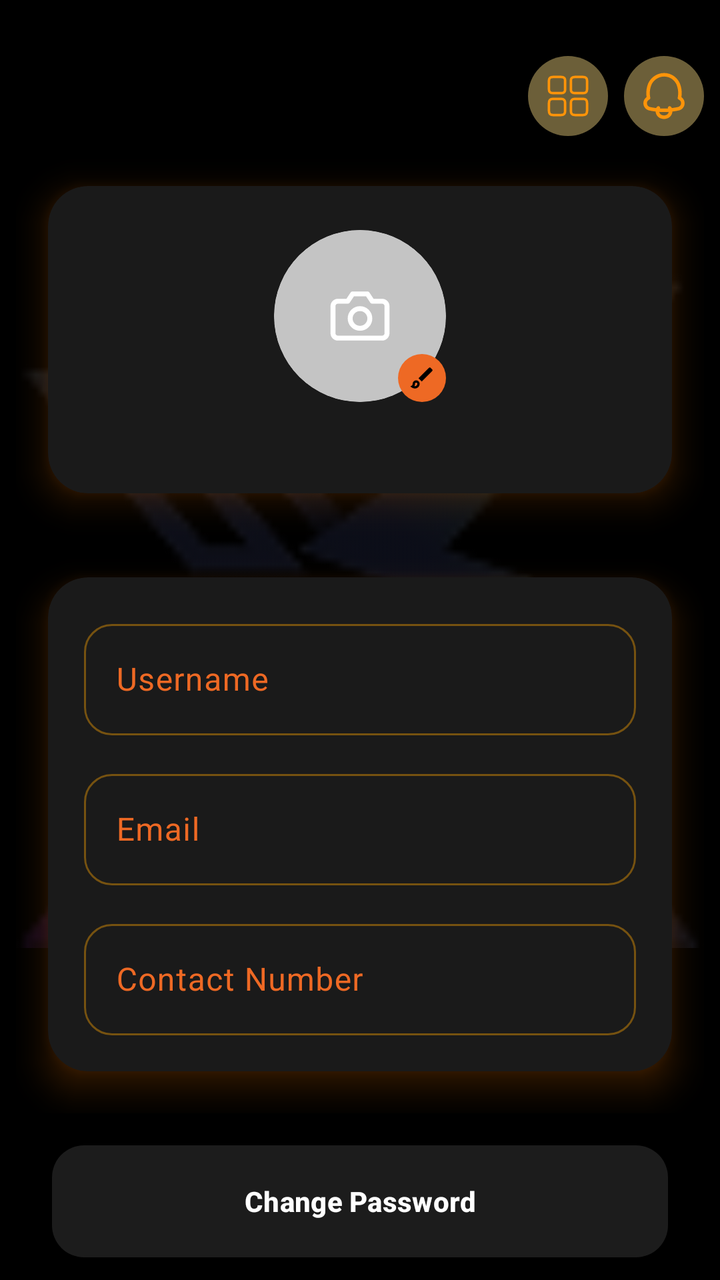
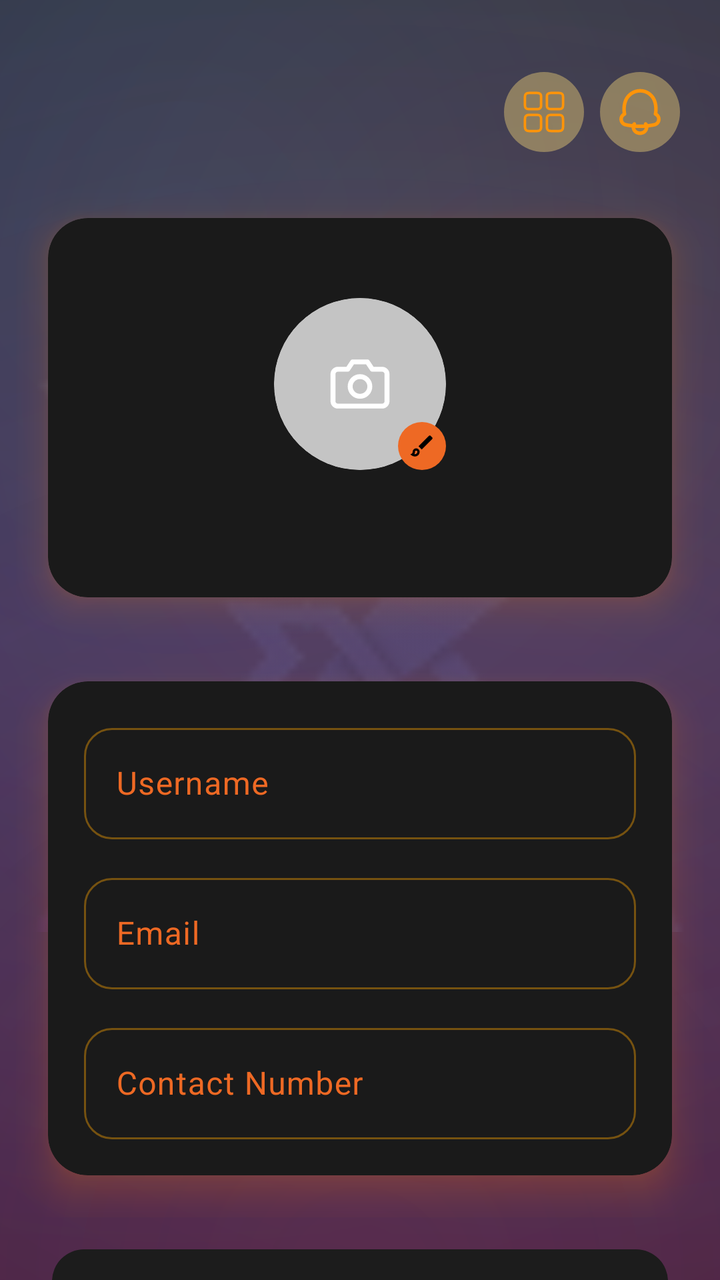

Compare the two renders of this Android layout. The source of the first and the diff that turns it into the second are given below.
<!-- AndroidManifest.xml: application theme Theme.Bitbloom -->
<!-- res/layout/fragment_profile.xml -->
<?xml version="1.0" encoding="utf-8"?>
<androidx.coordinatorlayout.widget.CoordinatorLayout xmlns:android="http://schemas.android.com/apk/res/android"
    xmlns:app="http://schemas.android.com/apk/res-auto"
    android:id="@+id/root"
    android:layout_width="match_parent"
    android:layout_height="match_parent"
    android:background="@color/black">

    <androidx.core.widget.NestedScrollView
        android:id="@+id/scrollContainer"
        android:layout_width="match_parent"
        android:layout_height="match_parent"
        android:fillViewport="true"
        android:scrollbars="none">

        <androidx.constraintlayout.widget.ConstraintLayout
            android:layout_width="match_parent"
            android:layout_height="wrap_content"
            android:paddingTop="24dp"
            android:paddingBottom="24dp">

            
            <androidx.constraintlayout.widget.Guideline
                android:id="@+id/gStart"
                android:layout_width="wrap_content"
                android:layout_height="wrap_content"
                android:orientation="vertical"
                app:layout_constraintGuide_begin="8dp" />

            <androidx.constraintlayout.widget.Guideline
                android:id="@+id/gEnd"
                android:layout_width="wrap_content"
                android:layout_height="wrap_content"
                android:orientation="vertical"
                app:layout_constraintGuide_end="8dp" />

            
            <ImageView
                android:id="@+id/watermark"
                android:layout_width="0dp"
                android:layout_height="560dp"
                android:alpha="0.10"
                android:src="@drawable/logo"
                app:layout_constraintEnd_toEndOf="@id/gEnd"
                app:layout_constraintStart_toStartOf="@id/gStart"
                app:layout_constraintTop_toTopOf="parent" />

            
            <androidx.constraintlayout.widget.ConstraintLayout
                android:id="@+id/topbar"
                android:layout_width="0dp"
                android:layout_height="48dp"
                app:layout_constraintEnd_toEndOf="@id/gEnd"
                app:layout_constraintStart_toStartOf="@id/gStart"
                app:layout_constraintTop_toTopOf="parent">

                <LinearLayout
                    android:id="@+id/actionsRight"
                    android:layout_width="wrap_content"
                    android:layout_height="wrap_content"
                    android:orientation="horizontal"
                    app:layout_constraintBottom_toBottomOf="parent"
                    app:layout_constraintEnd_toEndOf="parent"
                    app:layout_constraintTop_toTopOf="parent">

                    <ImageView
                        android:id="@+id/menu"
                        android:layout_width="40dp"
                        android:layout_height="40dp"
                        android:background="@drawable/ic_window"
                        android:padding="8dp" />

                    <ImageView
                        android:id="@+id/notification_ic"
                        android:layout_width="40dp"
                        android:layout_height="40dp"
                        android:layout_marginStart="8dp"
                        android:background="@drawable/ic_bell"
                        android:padding="8dp" />
                </LinearLayout>
            </androidx.constraintlayout.widget.ConstraintLayout>

            
            <FrameLayout
                android:id="@+id/profileShell"
                android:layout_width="0dp"
                android:layout_height="wrap_content"
                app:layout_constraintEnd_toEndOf="@id/gEnd"
                app:layout_constraintStart_toStartOf="@id/gStart"
                app:layout_constraintTop_toBottomOf="@id/topbar">

                <com.google.android.material.card.MaterialCardView
                    android:id="@+id/profileCard"
                    android:layout_width="match_parent"
                    android:layout_height="wrap_content"
                    android:outlineAmbientShadowColor="#FF7B00"
                    android:outlineSpotShadowColor="#FF7B00"
                    app:cardBackgroundColor="@color/main_card_color"
                    app:cardCornerRadius="20dp"
                    app:cardElevation="10dp"
                    app:cardMaxElevation="10dp"
                    app:cardUseCompatPadding="true"
                    app:strokeColor="@android:color/transparent"
                    app:strokeWidth="0dp">

                    <LinearLayout
                        android:layout_width="match_parent"
                        android:layout_height="wrap_content"
                        android:gravity="center_horizontal"
                        android:orientation="vertical"
                        android:padding="18dp">

                        
                        <RelativeLayout
                            android:layout_width="wrap_content"
                            android:layout_height="wrap_content"
                            android:layout_marginTop="4dp">

                            <ImageView
                                android:id="@+id/ivAvatar"
                                android:layout_width="86dp"
                                android:layout_height="86dp"
                                android:background="@drawable/circle_bg"
                                android:clipToOutline="true"
                                android:scaleType="centerCrop"
                                android:src="@drawable/camera" />

                            <ImageView
                                android:id="@+id/ivEdit"
                                android:layout_width="24dp"
                                android:layout_height="24dp"
                                android:layout_alignEnd="@id/ivAvatar"
                                android:layout_alignBottom="@id/ivAvatar"
                                android:background="@drawable/circle_orange"
                                android:padding="5dp"
                                android:src="@drawable/ic_edit" />
                        </RelativeLayout>

                        <TextView
                            android:id="@+id/tvEmailTop"
                            android:layout_width="wrap_content"
                            android:layout_height="wrap_content"
                            android:layout_marginTop="10dp"
                            android:text=""
                            android:textColor="@color/orange"
                            android:textSize="13sp"
                            android:textStyle="bold" />
                    </LinearLayout>
                </com.google.android.material.card.MaterialCardView>
            </FrameLayout>

            
            <FrameLayout
                android:id="@+id/formShell"
                android:layout_width="0dp"
                android:layout_height="wrap_content"
                app:layout_constraintEnd_toEndOf="@id/gEnd"
                app:layout_constraintStart_toStartOf="@id/gStart"
                app:layout_constraintTop_toBottomOf="@id/profileShell">

                <com.google.android.material.card.MaterialCardView
                    android:id="@+id/formCard"
                    android:layout_width="match_parent"
                    android:layout_height="wrap_content"
                    android:outlineAmbientShadowColor="#FF7B00"
                    android:outlineSpotShadowColor="#FF7B00"
                    app:cardBackgroundColor="@color/main_card_color"
                    app:cardCornerRadius="20dp"
                    app:cardElevation="10dp"
                    app:cardMaxElevation="10dp"
                    app:cardUseCompatPadding="true"
                    app:strokeColor="@android:color/transparent"
                    app:strokeWidth="0dp">

                    <LinearLayout
                        android:layout_width="match_parent"
                        android:layout_height="wrap_content"
                        android:orientation="vertical"
                        android:padding="18dp">

                        
                        <com.google.android.material.textfield.TextInputLayout
                            style="@style/Widget.Bitbloom.TextInput.Profile"
                            android:layout_width="match_parent"
                            android:layout_height="wrap_content"
                            android:layout_marginBottom="14dp"
                            android:hint="@string/fragment_profile_username">

                            <com.google.android.material.textfield.TextInputEditText
                                android:id="@+id/etUsername"
                                android:layout_width="match_parent"
                                android:layout_height="wrap_content"
                                android:inputType="textPersonName"
                                android:textColor="@android:color/white" />
                        </com.google.android.material.textfield.TextInputLayout>

                        
                        <com.google.android.material.textfield.TextInputLayout
                            style="@style/Widget.Bitbloom.TextInput.Profile"
                            android:layout_width="match_parent"
                            android:layout_height="wrap_content"
                            android:layout_marginBottom="14dp"
                            android:hint="@string/fragment_profile_email">

                            <com.google.android.material.textfield.TextInputEditText
                                android:id="@+id/etEmail"
                                android:layout_width="match_parent"
                                android:layout_height="wrap_content"
                                android:inputType="textEmailAddress"
                                android:textColor="@android:color/white" />
                        </com.google.android.material.textfield.TextInputLayout>

                        
                        <com.google.android.material.textfield.TextInputLayout
                            style="@style/Widget.Bitbloom.TextInput.Profile"
                            android:layout_width="match_parent"
                            android:layout_height="wrap_content"
                            android:hint="@string/fragment_profile_contact_number">

                            <com.google.android.material.textfield.TextInputEditText
                                android:id="@+id/etPhone"
                                android:layout_width="match_parent"
                                android:layout_height="wrap_content"
                                android:inputType="phone"
                                android:textColor="@android:color/white" />
                        </com.google.android.material.textfield.TextInputLayout>
                    </LinearLayout>
                </com.google.android.material.card.MaterialCardView>
            </FrameLayout>

            
            <LinearLayout
                android:id="@+id/actionsCol"
                android:layout_width="0dp"
                android:layout_height="wrap_content"
                android:layout_marginTop="16dp"
                android:orientation="vertical"
                app:layout_constraintEnd_toEndOf="@id/gEnd"
                app:layout_constraintStart_toStartOf="@id/gStart"
                app:layout_constraintTop_toBottomOf="@id/formShell">

                <com.google.android.material.button.MaterialButton
                    android:id="@+id/updatePasswordBtn"
                    android:layout_width="match_parent"
                    android:layout_height="56dp"
                    android:layout_marginHorizontal="18dp"
                    android:insetLeft="0dp"
                    android:insetTop="0dp"
                    android:insetRight="0dp"
                    android:insetBottom="0dp"
                    android:text="@string/fragment_profile_change_password"
                    android:textAllCaps="false"
                    android:textColor="@android:color/white"
                    android:textStyle="bold"
                    app:backgroundTint="#1C1C1C"
                    app:cornerRadius="16dp" />

                <View
                    android:layout_width="match_parent"
                    android:layout_height="12dp" />

                <com.google.android.material.button.MaterialButton
                    android:id="@+id/btnUpdate"
                    android:layout_width="match_parent"
                    android:layout_height="56dp"
                    android:layout_marginHorizontal="18dp"
                    android:insetLeft="0dp"
                    android:insetTop="0dp"
                    android:insetRight="0dp"
                    android:insetBottom="0dp"
                    android:text="@string/dialog_options_update"
                    android:textAllCaps="false"
                    android:textColor="@android:color/white"
                    android:textStyle="bold"
                    app:backgroundTint="@color/button_color"
                    app:cornerRadius="16dp" />

                <View
                    android:layout_width="match_parent"
                    android:layout_height="12dp" />

                <com.google.android.material.button.MaterialButton
                    android:id="@+id/btnLogout"
                    android:layout_width="match_parent"
                    android:layout_height="56dp"
                    android:layout_marginHorizontal="18dp"
                    android:insetLeft="0dp"
                    android:insetTop="0dp"
                    android:insetRight="0dp"
                    android:insetBottom="0dp"
                    android:text="@string/log_out"
                    android:textAllCaps="false"
                    android:textColor="@android:color/white"
                    android:textStyle="bold"
                    app:backgroundTint="#1C1C1C"
                    app:cornerRadius="16dp" />
            </LinearLayout>

            
            <Space
                android:layout_width="0dp"
                android:layout_height="120dp"
                app:layout_constraintEnd_toEndOf="@id/gEnd"
                app:layout_constraintStart_toStartOf="@id/gStart"
                app:layout_constraintTop_toBottomOf="@id/actionsCol" />

        </androidx.constraintlayout.widget.ConstraintLayout>
    </androidx.core.widget.NestedScrollView>
</androidx.coordinatorlayout.widget.CoordinatorLayout>
<!-- resources referenced by this layout -->
<resources>
  <color name="black">#FF000000</color>
  <color name="button_color">#EE6924</color>
  <color name="main_card_color">#1A1A1A</color>
  <color name="orange">#EE6924</color>
  <!-- drawable circle_bg (drawable) -->
  <?xml version="1.0" encoding="utf-8"?>
  <shape xmlns:android="http://schemas.android.com/apk/res/android"
      android:shape="oval">
  
      <solid android:color="@android:color/darker_gray" /> 
  
  </shape>
  <!-- drawable circle_orange (drawable) -->
  <?xml version="1.0" encoding="utf-8"?>
  <shape xmlns:android="http://schemas.android.com/apk/res/android" android:shape="oval">
      <solid android:color="@color/orange"/>
  </shape>
  <string name="dialog_options_update">Update</string>
  <string name="fragment_profile_change_password">Change Password</string>
  <string name="fragment_profile_contact_number">Contact Number</string>
  <string name="fragment_profile_email">Email</string>
  <string name="fragment_profile_username">Username</string>
  <string name="log_out">Log Out</string>
  <style name="Widget.MXG.EditText.WhiteCursor" parent="Widget.AppCompat.EditText">
          <item name="android:textCursorDrawable">@drawable/cursor_white</item>
      </style>
  <!-- drawable cursor_white (drawable) -->
  <?xml version="1.0" encoding="utf-8"?>
  <shape xmlns:android="http://schemas.android.com/apk/res/android">
      <size android:width="2dp"/>
      <solid android:color="@android:color/white"/>
      <corners android:radius="1dp"/>
  </shape>
  <color name="mxg_black">#000000</color>
  <color name="mxg_white">#FFFFFF</color>
  <color name="status_bar_color">#EE6924</color>
  <color name="light_status_bar_color">#EE6924</color>
  <color name="white">#FFFFFFFF</color>
  <!-- unchanged entries left out for length: 9 -->
</resources>

<!-- the commit's change to res/layout/fragment_profile.xml (unified diff, before → after) -->
@@ -4,7 +4,7 @@
     android:id="@+id/root"
     android:layout_width="match_parent"
     android:layout_height="match_parent"
-    android:background="@color/black">
+    android:background="@drawable/bg_mxg_deposit_gradient">
 
     <androidx.core.widget.NestedScrollView
         android:id="@+id/scrollContainer"
@@ -41,6 +41,7 @@
                 android:layout_height="560dp"
                 android:alpha="0.10"
                 android:src="@drawable/logo"
+                android:padding="8dp"
                 app:layout_constraintEnd_toEndOf="@id/gEnd"
                 app:layout_constraintStart_toStartOf="@id/gStart"
                 app:layout_constraintTop_toTopOf="parent" />
@@ -49,7 +50,8 @@
             <androidx.constraintlayout.widget.ConstraintLayout
                 android:id="@+id/topbar"
                 android:layout_width="0dp"
-                android:layout_height="48dp"
+                android:layout_height="64dp"
+                android:paddingEnd="12dp"
                 app:layout_constraintEnd_toEndOf="@id/gEnd"
                 app:layout_constraintStart_toStartOf="@id/gStart"
                 app:layout_constraintTop_toTopOf="parent">
@@ -95,61 +97,62 @@
                     android:layout_height="wrap_content"
                     android:outlineAmbientShadowColor="#FF7B00"
                     android:outlineSpotShadowColor="#FF7B00"
-                    app:cardBackgroundColor="@color/main_card_color"
-                    app:cardCornerRadius="20dp"
-                    app:cardElevation="10dp"
-                    app:cardMaxElevation="10dp"
-                    app:cardUseCompatPadding="true"
-                    app:strokeColor="@android:color/transparent"
-                    app:strokeWidth="0dp">
-
-                    <LinearLayout
-                        android:layout_width="match_parent"
+                    android:foreground="@drawable/ripple_dark"
+                app:cardBackgroundColor="@color/main_card_color"
+                app:cardCornerRadius="20dp"
+                app:cardElevation="10dp"
+                app:cardMaxElevation="10dp"
+                app:cardUseCompatPadding="true"
+                app:strokeColor="@android:color/transparent"
+                app:strokeWidth="0dp">
+
+                <LinearLayout
+                    android:layout_width="match_parent"
+                    android:layout_height="wrap_content"
+                    android:gravity="center_horizontal"
+                    android:orientation="vertical"
+                    android:paddingVertical="36dp">
+
+                    
+                    <RelativeLayout
+                        android:layout_width="wrap_content"
                         android:layout_height="wrap_content"
-                        android:gravity="center_horizontal"
-                        android:orientation="vertical"
-                        android:padding="18dp">
-
-                        
-                        <RelativeLayout
-                            android:layout_width="wrap_content"
-                            android:layout_height="wrap_content"
-                            android:layout_marginTop="4dp">
-
-                            <ImageView
-                                android:id="@+id/ivAvatar"
-                                android:layout_width="86dp"
-                                android:layout_height="86dp"
-                                android:background="@drawable/circle_bg"
-                                android:clipToOutline="true"
-                                android:scaleType="centerCrop"
-                                android:src="@drawable/camera" />
-
-                            <ImageView
-                                android:id="@+id/ivEdit"
-                                android:layout_width="24dp"
-                                android:layout_height="24dp"
-                                android:layout_alignEnd="@id/ivAvatar"
-                                android:layout_alignBottom="@id/ivAvatar"
-                                android:background="@drawable/circle_orange"
-                                android:padding="5dp"
-                                android:src="@drawable/ic_edit" />
-                        </RelativeLayout>
-
-                        <TextView
-                            android:id="@+id/tvEmailTop"
-                            android:layout_width="wrap_content"
-                            android:layout_height="wrap_content"
-                            android:layout_marginTop="10dp"
-                            android:text=""
-                            android:textColor="@color/orange"
-                            android:textSize="13sp"
-                            android:textStyle="bold" />
-                    </LinearLayout>
+                        android:layout_marginTop="4dp">
+
+                        <ImageView
+                            android:id="@+id/ivAvatar"
+                            android:layout_width="86dp"
+                            android:layout_height="86dp"
+                            android:background="@drawable/circle_bg"
+                            android:clipToOutline="true"
+                            android:scaleType="centerCrop"
+                            android:src="@drawable/camera" />
+
+                        <ImageView
+                            android:id="@+id/ivEdit"
+                            android:layout_width="24dp"
+                            android:layout_height="24dp"
+                            android:layout_alignEnd="@id/ivAvatar"
+                            android:layout_alignBottom="@id/ivAvatar"
+                            android:background="@drawable/circle_orange"
+                            android:padding="5dp"
+                            android:src="@drawable/ic_edit" />
+                    </RelativeLayout>
+
+                    <TextView
+                        android:id="@+id/tvEmailTop"
+                        android:layout_width="wrap_content"
+                        android:layout_height="wrap_content"
+                        android:layout_marginTop="10dp"
+                        android:text=""
+                        android:textColor="@color/orange"
+                        android:textSize="13sp"
+                        android:textStyle="bold" />
+                </LinearLayout>
                 </com.google.android.material.card.MaterialCardView>
-            </FrameLayout>
-
-            
+        </FrameLayout>
+
+        
             <FrameLayout
                 android:id="@+id/formShell"
                 android:layout_width="0dp"
<!-- resource entries referenced after the edit -->
@@ -1,9 +1,67 @@
 <!-- resources referenced by this layout -->
 <resources>
-  <color name="black">#FF000000</color>
   <color name="button_color">#EE6924</color>
   <color name="main_card_color">#1A1A1A</color>
   <color name="orange">#EE6924</color>
+  <!-- drawable bg_mxg_deposit_gradient (drawable) -->
+  <?xml version="1.0" encoding="utf-8"?>
+  <layer-list xmlns:android="http://schemas.android.com/apk/res/android">
+  
+      
+      <item>
+          <shape android:shape="rectangle">
+              <gradient
+                  android:type="linear"
+                  android:angle="270"
+                  android:startColor="#1C1F3A"
+                  android:centerColor="#2C2150"
+                  android:endColor="#341A38"/>
+          </shape>
+      </item>
+  
+      
+      <item android:gravity="top|start">
+          <shape android:shape="rectangle">
+              <gradient
+                  android:type="radial"
+                  android:centerX="25%"
+                  android:centerY="18%"
+                  android:gradientRadius="700dp"
+                  android:startColor="#2240E6FF"
+                  android:centerColor="#0F40E6FF"
+                  android:endColor="#0040E6FF"/>
+          </shape>
+      </item>
+  
+      
+      <item android:gravity="top|end">
+          <shape android:shape="rectangle">
+              <gradient
+                  android:type="radial"
+                  android:centerX="78%"
+                  android:centerY="28%"
+                  android:gradientRadius="700dp"
+                  android:startColor="#26FF9F43"
+                  android:centerColor="#12FF9F43"
+                  android:endColor="#00FF9F43"/>
+          </shape>
+      </item>
+  
+      
+      <item android:gravity="bottom|center_horizontal">
+          <shape android:shape="rectangle">
+              <gradient
+                  android:type="radial"
+                  android:centerX="50%"
+                  android:centerY="100%"
+                  android:gradientRadius="820dp"
+                  android:startColor="#26E640A1"
+                  android:centerColor="#10E640A1"
+                  android:endColor="#00E640A1"/>
+          </shape>
+      </item>
+  
+  </layer-list>
   <!-- drawable circle_bg (drawable) -->
   <?xml version="1.0" encoding="utf-8"?>
   <shape xmlns:android="http://schemas.android.com/apk/res/android"
@@ -17,6 +75,17 @@
   <shape xmlns:android="http://schemas.android.com/apk/res/android" android:shape="oval">
       <solid android:color="@color/orange"/>
   </shape>
+  <!-- drawable ripple_dark (drawable) -->
+  <?xml version="1.0" encoding="utf-8"?>
+  <ripple xmlns:android="http://schemas.android.com/apk/res/android"
+      android:color="#26FFFFFF">
+      <item android:id="@android:id/mask">
+          <shape android:shape="rectangle">
+              <corners android:radius="20dp"/>
+              <solid android:color="#FFFFFFFF"/>
+          </shape>
+      </item>
+  </ripple>
   <string name="dialog_options_update">Update</string>
   <string name="fragment_profile_change_password">Change Password</string>
   <string name="fragment_profile_contact_number">Contact Number</string>
